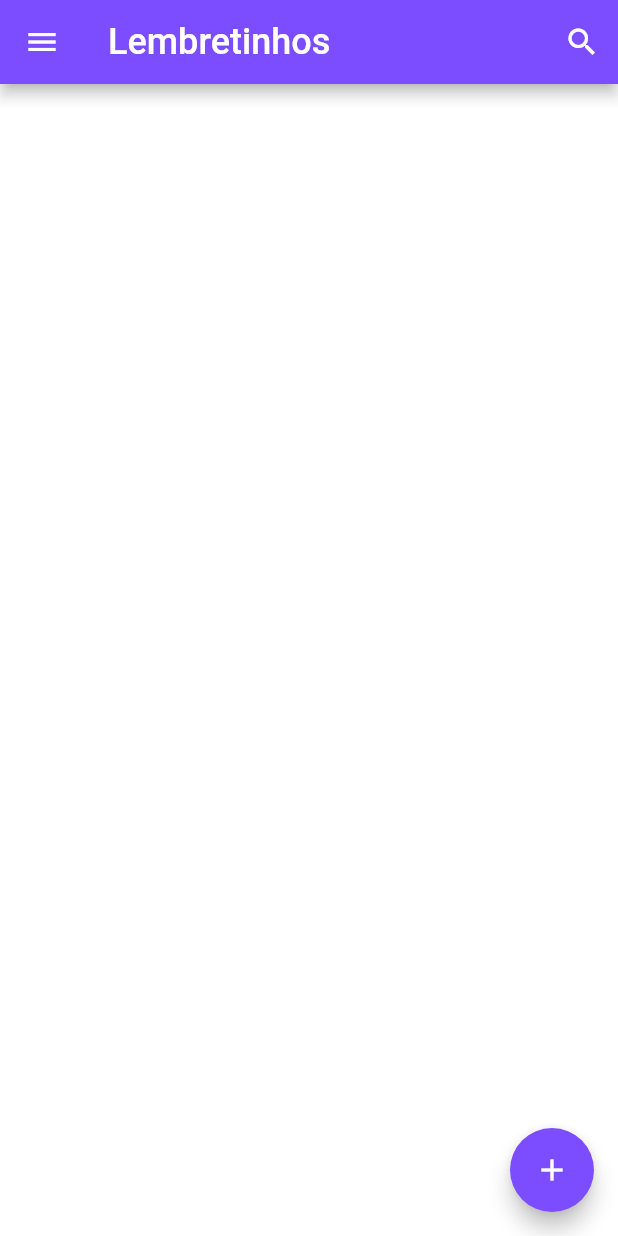
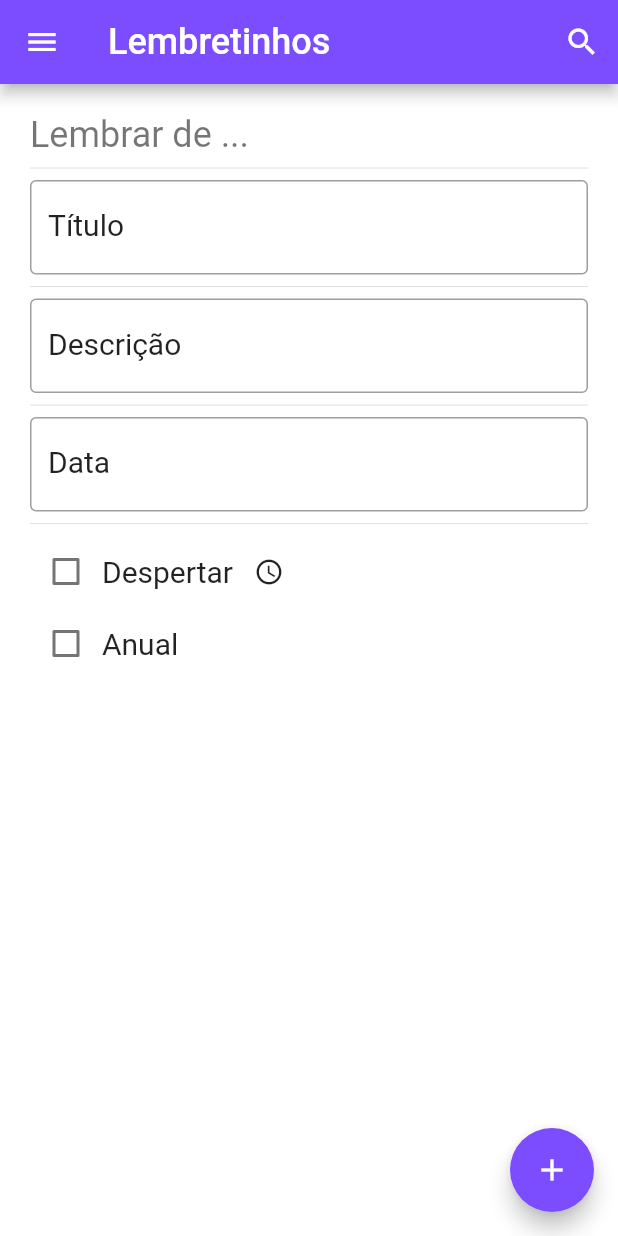
Before and after one commit to pralineso/projeto_lembretinhos, a Flutter app: the screen it shows after launch, on a phone screen of 412 x 824 dp. Run offline on Flutter 3.47's test engine with Material 2 defaults, Android fonts, the phone set to English and light mode, and no system bars; our stand-ins replace sqflite; accounts and stored records are empty.

Commit message:
ReminderPage criada

```diff
--- a/lib/main.dart
+++ b/lib/main.dart
@@ -1,10 +1,11 @@
 import 'package:flutter/material.dart';
 import 'package:projeto_lembretinhos/ui/home_page.dart';
+import 'package:projeto_lembretinhos/ui/reminder_page.dart';
 
 
 void main(){
   runApp(MaterialApp(
-    home: HomePage(),
+    home: ReminderPage(),
     debugShowCheckedModeBanner: false,
 
   ));
--- /dev/null
+++ b/lib/ui/reminder_page.dart
@@ -0,0 +1,164 @@
+import 'package:flutter/material.dart';
+import 'package:projeto_lembretinhos/helpers/reminder_helper.dart';
+import 'package:sqflite/sql.dart';
+
+
+class ReminderPage extends StatefulWidget {
+  @override
+  _ReminderPageState createState() => _ReminderPageState();
+}
+
+class _ReminderPageState extends State<ReminderPage> {
+
+  //value para o checkbox
+  bool alamrVal = false;
+  bool yearlyVal = false;
+  bool value = true;
+
+
+  @override
+  Widget build(BuildContext context) {
+    return WillPopScope(
+        child: Scaffold(
+          appBar: AppBar(
+            leading: Builder(
+              builder: (BuildContext context) {
+                return IconButton(
+                  icon: const Icon(Icons.menu),
+                  onPressed: () { Scaffold.of(context).openDrawer(); },
+                  tooltip: MaterialLocalizations.of(context).openAppDrawerTooltip,
+                );
+              },
+            ),
+            title: Text("Lembretinhos", style: TextStyle( fontSize: 24)),
+            backgroundColor: Colors.deepPurpleAccent,
+            // centerTitle: true,
+            actions: <Widget>[
+              IconButton(
+                icon: Icon(Icons.search),
+                onPressed:(){},
+              )
+            ],
+          ),
+          backgroundColor: Colors.white,
+
+          floatingActionButton: FloatingActionButton(
+            onPressed: (){},
+            child: Icon(Icons.add),
+            backgroundColor:  Colors.deepPurpleAccent,
+          ),
+
+          body: SingleChildScrollView(
+            padding: EdgeInsets.all(10),
+            child: Padding(
+              padding: EdgeInsets.fromLTRB(10.0, 10.0, 10.0, 10.0),
+              child: Column(
+                crossAxisAlignment: CrossAxisAlignment.stretch,
+                children: <Widget>[
+                  Text("Lembrar de ...",
+                    style: TextStyle( fontSize: 24, color: Colors.black54),
+                    textAlign: TextAlign.left,
+                  ),
+                  Divider(),
+                  TextField(
+                    decoration: InputDecoration(
+                      labelText: "Título",
+                      labelStyle: TextStyle(color: Colors.black87),
+                      border: OutlineInputBorder(),
+                    ),
+                    textAlign: TextAlign.start,
+                    style: TextStyle(color:  Colors.black87, fontSize: 20),
+                  ),
+                  Divider(),
+                  TextField(
+                    decoration: InputDecoration(
+                      labelText: "Descrição",
+                      labelStyle: TextStyle(color: Colors.black87),
+                      border: OutlineInputBorder(),
+                    ),
+                    textAlign: TextAlign.start,
+                    style: TextStyle(color:  Colors.black87, fontSize: 20),
+                  ),
+                  Divider(),
+                  //mudar isso, colocar a data pra selecionar
+                  TextField(
+                    decoration: InputDecoration(
+                      labelText: "Data",
+                      labelStyle: TextStyle(color: Colors.black87),
+                      border: OutlineInputBorder(),
+                    ),
+                    textAlign: TextAlign.start,
+                    style: TextStyle(color:  Colors.black87, fontSize: 20),
+                  ),
+                  Divider(),
+                  Row(
+                    children: <Widget>[
+                      Checkbox(
+                          value: alamrVal,
+                          onChanged: (bool value){
+                            setState(() {
+                              alamrVal=value;
+                            });
+                          }),
+                      Text("Despertar",
+                        style: TextStyle(
+                            fontSize: 20,
+                            color: Colors.black87
+                        ),
+                      ),
+                      IconButton(icon: Icon(Icons.access_time), onPressed: (){}, iconSize: 20,)
+                    ],
+                  ),
+                  Row(
+                    children: <Widget>[
+                      Checkbox(
+                          value: yearlyVal,
+                          onChanged: (bool value){
+                            setState(() {
+                              yearlyVal = value;
+                            });
+                          }),
+                      Text("Anual",
+                        style: TextStyle(
+                            fontSize: 20,
+                            color: Colors.black87
+                        ),
+                      ),
+                    ],
+                  ),
+                  //  checkbox("Despertar", alamrVal),
+                  //  checkbox("Anual", yearlyVal),
+                ],
+              ),
+            ),
+          ),
+        ),
+        onWillPop: null
+    );
+  }
+
+  Widget checkbox(String title, bool boolValue) {
+    return Row(
+      children: <Widget>[
+        Checkbox(
+          value: boolValue,
+          onChanged: (bool value) {
+            setState(() {
+              switch (title) {
+                case "Despertar":
+                  alamrVal = value;
+                  break;
+                case "Anual":
+                  yearlyVal = value;
+                  break;
+              }
+            });
+          },
+        ),
+        Text(title,
+            style: TextStyle(fontSize: 20, color: Colors.black87)
+        ),
+      ],
+    );
+  }
+}
```
